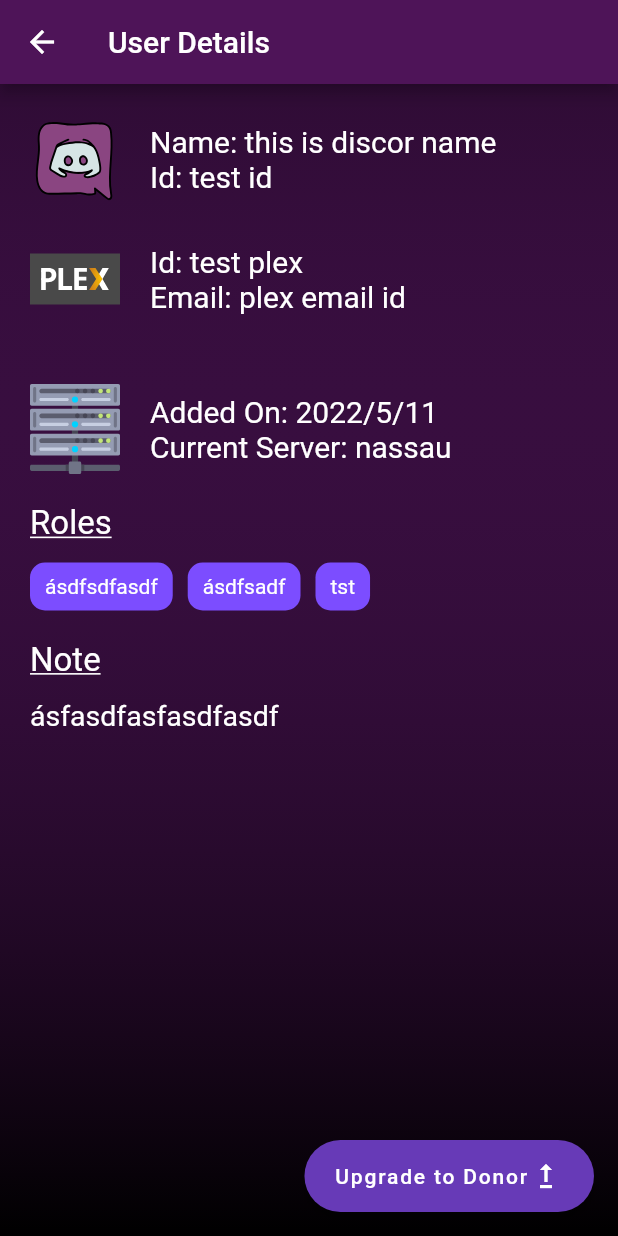
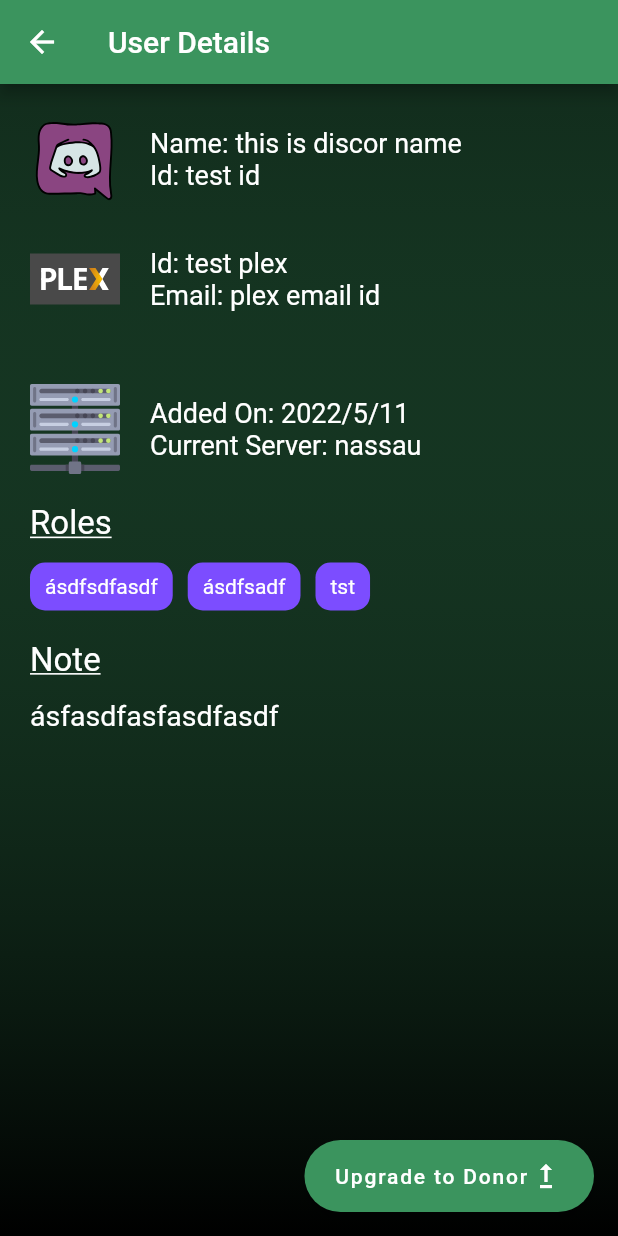
Before and after one commit to hhacker1999/BB-admin, a Flutter app: the screen it shows after launch, after a tap on an icon or button, on a phone screen of 412 x 824 dp. Run offline on Flutter 3.47's test engine with Material 2 defaults, Android fonts, the light colour scheme and no system bars; our stand-ins replace appwrite, flutter_svg, rxdart, shared_preferences; accounts and stored records are empty.

Commit message:
create basic user info view and its model

```diff
--- a/lib/main.dart
+++ b/lib/main.dart
@@ -7,6 +7,7 @@ import 'package:bb_admin/src/presentation/login_view/login_view_model.dart';
 import 'package:bb_admin/src/presentation/splash_view/splash_view.dart';
 import 'package:bb_admin/src/presentation/splash_view/splash_view_model.dart';
 import 'package:bb_admin/src/presentation/user_info_view/user_info_view.dart';
+import 'package:bb_admin/src/presentation/user_info_view/user_info_view_model.dart';
 import 'package:flutter/material.dart';
 import 'package:provider/provider.dart';
 import 'package:shared_preferences/shared_preferences.dart';
@@ -58,13 +59,16 @@ class _BbAdminState extends State<BbAdmin> {
                     _appDependencies.getAllUsersUsecase,
                     _appDependencies.authenticateUserUsecase),
                 dispose: (_, model) => model.dispose(),
-                child: const HomeView(),
+                child: const RevisedHomeView(),
               ),
             );
           case AppRoutes.userInfoRoute:
             final user = route.arguments as UserEntity;
             return MaterialPageRoute(
-                builder: (context) => UserInfoView(user: user));
+                builder: (context) => Provider<UserInfoViewModel>(
+                    create: (_) => UserInfoViewModel(),
+                    dispose: (_, model) => model.dispose(),
+                    child: UserInfoView(user: user)));
           case AppRoutes.splashRoute:
           default:
             return MaterialPageRoute(
--- a/lib/src/app/app_constants.dart
+++ b/lib/src/app/app_constants.dart
@@ -1,5 +1,15 @@
+import 'package:flutter/material.dart';
+
 class AppConstants {
   static const projectId = '627746cfbcaef5be341f';
   static const usersCollectionId = '6277472d08bdf5f914dc';
   static const serverCollectionId = '62774a4710cff6526c4c';
+  static const bgColor = Color(0xff182628);
+  static const appBarColor = Colors.black;
+  static const freeUserColor = Color(0xff3B945E);
+  static const paidUserColor = Color(0xff65CCB8);
+  static const freeUserCardTextStyle =
+      TextStyle(color: Colors.white, fontSize: 18, fontWeight: FontWeight.w400);
+  static const paidUserCardTextStyle =
+      TextStyle(color: Colors.black, fontSize: 18, fontWeight: FontWeight.w400);
 }
--- a/lib/src/app/app_routes.dart
+++ b/lib/src/app/app_routes.dart
@@ -3,4 +3,5 @@ class AppRoutes {
   static const homeRoute = '/home';
   static const splashRoute = '/splash';
   static const userInfoRoute = '/user';
+  static const addNewUser = '/addUser';
 }
--- a/lib/src/presentation/home_view/helper/user_card.dart
+++ b/lib/src/presentation/home_view/helper/user_card.dart
@@ -1,3 +1,4 @@
+import 'package:bb_admin/src/app/app_constants.dart';
 import 'package:bb_admin/src/app/app_routes.dart';
 import 'package:flutter/material.dart';
 import 'package:flutter_svg/svg.dart';
@@ -19,14 +20,11 @@ class MinimalUserCard extends StatelessWidget {
       },
       child: Container(
         padding: const EdgeInsets.symmetric(vertical: 15, horizontal: 20),
-        margin: const EdgeInsets.symmetric(horizontal: 30),
         decoration: BoxDecoration(
-          color: Colors.black,
-          borderRadius: BorderRadius.circular(15),
-          border: Border.all(
-              color: user.isDonor
-                  ? const Color(0xff6F12E8)
-                  : const Color(0xff39FF14)),
+          color: user.isDonor
+              ? AppConstants.paidUserColor
+              : AppConstants.freeUserColor,
+          borderRadius: BorderRadius.circular(10),
         ),
         child: Row(
             mainAxisAlignment: MainAxisAlignment.spaceEvenly,
@@ -41,13 +39,17 @@ class MinimalUserCard extends StatelessWidget {
                   mainAxisSize: MainAxisSize.min,
                   children: [
                     UserInfoText(
-                        text: 'Name: ' + user.discordName,
-                        fontSize: 18,
-                        weight: FontWeight.w400),
+                      text: 'Name: ' + user.discordName,
+                      style: user.isDonor
+                          ? AppConstants.paidUserCardTextStyle
+                          : AppConstants.freeUserCardTextStyle,
+                    ),
                     UserInfoText(
-                        text: 'Id: ' + user.discordId,
-                        fontSize: 18,
-                        weight: FontWeight.w400),
+                      text: 'Id: ' + user.discordId,
+                      style: user.isDonor
+                          ? AppConstants.paidUserCardTextStyle
+                          : AppConstants.freeUserCardTextStyle,
+                    ),
                   ],
                 ),
               ),
--- a/lib/src/presentation/home_view/helper/user_info_text.dart
+++ b/lib/src/presentation/home_view/helper/user_info_text.dart
@@ -2,20 +2,18 @@ import 'package:flutter/material.dart';
 
 class UserInfoText extends StatelessWidget {
   final String text;
-  final FontWeight weight;
-  final double fontSize;
-  const UserInfoText(
-      {super.key,
-      required this.text,
-      required this.fontSize,
-      required this.weight});
+  final TextStyle style;
+  const UserInfoText({
+    super.key,
+    required this.text,
+    required this.style
+  });
 
   @override
   Widget build(BuildContext context) {
     return Text(
       text,
-      style: TextStyle(
-          color: Colors.white, fontSize: fontSize, fontWeight: weight),
+      style: style,
     );
   }
 }
--- a/lib/src/presentation/home_view/home_view.dart
+++ b/lib/src/presentation/home_view/home_view.dart
@@ -1,3 +1,4 @@
+import 'package:bb_admin/src/app/app_constants.dart';
 import 'package:bb_admin/src/presentation/home_view/home_view_model.dart';
 import 'package:bb_admin/src/presentation/home_view/home_view_state.dart';
 import 'package:flutter/material.dart';
@@ -5,57 +6,94 @@ import 'package:provider/provider.dart';
 import '../helper/value_stream_builder.dart';
 import 'helper/user_card.dart';
 
-class HomeView extends StatelessWidget {
-  const HomeView({super.key});
+// class HomeView extends StatelessWidget {
+//   const HomeView({super.key});
+
+//   @override
+//   Widget build(BuildContext context) {
+//     return Consumer<HomeViewModel>(builder: (_, model, __) {
+//       return Scaffold(
+//         appBar: AppBar(
+//           backgroundColor: AppConstants.appBarColor,
+//         ),
+//         backgroundColor: AppConstants.bgColor,
+//         body: SafeArea(
+//           child: LayoutBuilder(
+//             builder: (_, constr) {
+//               return ValueStreamBuilder<HomeViewState>(
+//                 stream: model.stateStream,
+//                 builder: (_, state) {
+//                   if (state is HomeViewLoaded) {
+//                     return Column(
+//                       children: [
+//                         Expanded(
+//                           child: ListView.separated(
+//                             physics: const BouncingScrollPhysics(),
+//                             itemCount: state.users.length,
+//                             separatorBuilder: (_, __) {
+//                               return const SizedBox(
+//                                 height: 30,
+//                               );
+//                             },
+//                             itemBuilder: (_, index) {
+//                               return MinimalUserCard(
+//                                 user: state.users[index],
+//                               );
+//                             },
+//                           ),
+//                         ),
+//                       ],
+//                     );
+//                   }
+//                   if (state is HomeViewError) {
+//                     return Center(
+//                       child: Text(state.error),
+//                     );
+//                   } else {
+//                     return Container();
+//                   }
+//                 },
+//               );
+//             },
+//           ),
+//         ),
+//       );
+//     });
+//   }
+// }
+
+class RevisedHomeView extends StatelessWidget {
+  const RevisedHomeView({super.key});
 
   @override
   Widget build(BuildContext context) {
     return Consumer<HomeViewModel>(builder: (_, model, __) {
       return Scaffold(
+        backgroundColor: AppConstants.bgColor,
         appBar: AppBar(
-          backgroundColor: Colors.black,
+          leading: const SizedBox(),
+          backgroundColor: AppConstants.appBarColor,
+          title: const Text('Users'),
+          centerTitle: true,
         ),
-        backgroundColor: Colors.grey[900],
-        body: SafeArea(
-          child: LayoutBuilder(
-            builder: (_, constr) {
-              return ValueStreamBuilder<HomeViewState>(
-                stream: model.stateStream,
+        body: LayoutBuilder(builder: (_, constr) {
+          return ValueStreamBuilder(
               builder: (_, state) {
                 if (state is HomeViewLoaded) {
-                    return Column(
-                      children: [
-                        Expanded(
-                          child: ListView.separated(
+                  return ListView.separated(
+                      padding: const EdgeInsets.symmetric(horizontal: 30),
                       physics: const BouncingScrollPhysics(),
-                            itemCount: state.users.length,
-                            separatorBuilder: (_, __) {
-                              return const SizedBox(
-                                height: 30,
-                              );
+                      itemBuilder: (_, index) {
+                        return MinimalUserCard(user: state.users[index]);
                       },
-                            itemBuilder: (_, index) {
-                              return MinimalUserCard(
-                                user: state.users[index],
-                              );
-                            },
-                          ),
-                        ),
-                      ],
-                    );
-                  }
-                  if (state is HomeViewError) {
-                    return Center(
-                      child: Text(state.error),
-                    );
+                      separatorBuilder: (_, __) => const SizedBox(height: 30),
+                      itemCount: state.users.length);
                 } else {
-                    return Container();
+                  return const SizedBox();
                 }
               },
-              );
-            },
-          ),
-        ),
+              stream: model.stateStream);
+        }),
       );
     });
   }
--- a/lib/src/presentation/user_info_view/helper/user_details_text.dart
+++ b/lib/src/presentation/user_info_view/helper/user_details_text.dart
@@ -1,3 +1,4 @@
+import 'package:bb_admin/src/app/app_constants.dart';
 import 'package:flutter/material.dart';
 import '../../home_view/helper/user_info_text.dart';
 
@@ -12,8 +13,8 @@ class UserDetailsText extends StatelessWidget {
       mainAxisAlignment: MainAxisAlignment.center,
       crossAxisAlignment: CrossAxisAlignment.start,
       children: [
-        UserInfoText(text: text1, fontSize: 20, weight: FontWeight.w400),
-        UserInfoText(text: text2, fontSize: 20, weight: FontWeight.w400),
+        UserInfoText(text: text1, style: AppConstants.freeUserCardTextStyle,),
+        UserInfoText(text: text2, style: AppConstants.freeUserCardTextStyle,),
       ],
     );
   }
--- a/lib/src/presentation/user_info_view/user_info_view.dart
+++ b/lib/src/presentation/user_info_view/user_info_view.dart
@@ -1,5 +1,9 @@
+import 'package:awesome_dialog/awesome_dialog.dart';
+import 'package:bb_admin/src/app/app_constants.dart';
+import 'package:bb_admin/src/presentation/user_info_view/user_info_view_model.dart';
 import 'package:flutter/material.dart';
 import 'package:bb_admin/src/domain/entities/user_entity.dart';
+import 'package:provider/provider.dart';
 import 'helper/head_text_with_icon.dart';
 import 'helper/notes_widget.dart';
 import 'helper/roles_widget.dart';
@@ -14,10 +18,14 @@ class UserInfoView extends StatefulWidget {
 
 class _UserInfoViewState extends State<UserInfoView> {
   late DateTime? lastDono;
+  late UserEntity updatedEntity;
+  late TextEditingController _validityControler;
   final List<String> roles = List.empty(growable: true);
   @override
   void initState() {
     super.initState();
+    _validityControler = TextEditingController();
+    updatedEntity = widget.user;
     if (widget.user.isDonor) {
       lastDono = widget.user.pastDonations.last;
     } else {
@@ -30,14 +38,21 @@ class _UserInfoViewState extends State<UserInfoView> {
     roles.reversed;
   }
 
+  @override
+  void dispose() {
+    _validityControler.dispose();
+    super.dispose();
+  }
+
   String formatDate(DateTime date) {
     return '${date.year}/${date.month}/${date.day}';
   }
 
   @override
   Widget build(BuildContext context) {
+    return Consumer<UserInfoViewModel>(builder: (_, model, __) {
       return Scaffold(
-      floatingActionButton: !widget.user.isDonor
+        floatingActionButton: !updatedEntity.isDonor
             ? FloatingActionButton.extended(
                 label: Row(
                   children: const [
@@ -47,12 +62,46 @@ class _UserInfoViewState extends State<UserInfoView> {
                     ),
                   ],
                 ),
-              backgroundColor: Colors.deepPurple,
-              onPressed: () {},
+                backgroundColor: AppConstants.freeUserColor,
+                onPressed: () {
+                  final dialog = AwesomeDialog(
+                      dialogType: DialogType.QUESTION,
+                      animType: AnimType.TOPSLIDE,
+                      btnCancelOnPress: () {
+                        updatedEntity.pastDonations.add(DateTime.now());
+                        updatedEntity = updatedEntity.copyWith(
+                          donorRole: 'Silver Tier',
+                          isDonor: true,
+                          donationDuration: 30,
+                        );
+                        model.updateUserDetails(updatedEntity);
+                        setState(() {
+                          lastDono = updatedEntity.pastDonations.last;
+                        });
+                      },
+                      btnOkOnPress: () {
+                        updatedEntity.pastDonations.add(DateTime.now());
+                        updatedEntity = updatedEntity.copyWith(
+                          isDonor: true,
+                          donationDuration: 30,
+                          donorRole: 'Gold Tier',
+                        );
+                        model.updateUserDetails(updatedEntity);
+                        setState(() {
+                          lastDono = updatedEntity.pastDonations.last;
+                        });
+                      },
+                      btnOkText: 'Gold Tier',
+                      btnCancelText: 'Silver Tier',
+                      context: (context));
+                  dialog.show();
+                },
               )
             : null,
         appBar: AppBar(
-        backgroundColor: Colors.purple.withOpacity(0.5),
+          backgroundColor: updatedEntity.isDonor
+              ? AppConstants.paidUserColor
+              : AppConstants.freeUserColor,
           title: const Text('User Details'),
         ),
         backgroundColor: Colors.black,
@@ -61,35 +110,41 @@ class _UserInfoViewState extends State<UserInfoView> {
               gradient: LinearGradient(
                   begin: Alignment.topCenter,
                   end: Alignment.bottomCenter,
-                colors: [Colors.purple.withOpacity(0.3), Colors.black])),
+                  colors: [
+                updatedEntity.isDonor
+                    ? AppConstants.paidUserColor.withOpacity(0.3)
+                    : AppConstants.freeUserColor.withOpacity(0.3),
+                Colors.black
+              ])),
           padding: const EdgeInsets.symmetric(horizontal: 20, vertical: 20),
-        child: Column(crossAxisAlignment: CrossAxisAlignment.start, children: [
+          child:
+              Column(crossAxisAlignment: CrossAxisAlignment.start, children: [
             HeadTextWithIcon(
                 icon: 'assets/discord.svg',
-              text1: 'Name: ${widget.user.discordName}',
-              text2: 'Id: ${widget.user.discordId}'),
+                text1: 'Name: ${updatedEntity.discordName}',
+                text2: 'Id: ${updatedEntity.discordId}'),
             const SizedBox(
               height: 20,
             ),
             HeadTextWithIcon(
                 icon: 'assets/plex.svg',
-              text1: 'Id: ${widget.user.plexId}',
-              text2: 'Email: ${widget.user.plexEmail}'),
+                text1: 'Id: ${updatedEntity.plexId}',
+                text2: 'Email: ${updatedEntity.plexEmail}'),
             const SizedBox(
               height: 20,
             ),
-          if (widget.user.isDonor)
+            if (updatedEntity.isDonor)
               HeadTextWithIcon(
                   icon: 'assets/donation.svg',
                   text1: 'Last Donation: ${formatDate(lastDono!)}',
-                text2: 'Validity: ${widget.user.donationDuration}'),
+                  text2: 'Validity: ${updatedEntity.donationDuration}'),
             const SizedBox(
               height: 20,
             ),
             HeadTextWithIcon(
                 icon: 'assets/server.svg',
-              text2: 'Current Server: ${widget.user.server}',
-              text1: 'Added On: ${formatDate(widget.user.dateAdded)}'),
+                text2: 'Current Server: ${updatedEntity.server}',
+                text1: 'Added On: ${formatDate(updatedEntity.dateAdded)}'),
             const SizedBox(
               height: 20,
             ),
@@ -97,12 +152,14 @@ class _UserInfoViewState extends State<UserInfoView> {
             const SizedBox(
               height: 20,
             ),
-          if (widget.user.note.isNotEmpty) NotesWidget(note: widget.user.note),
+            if (updatedEntity.note.isNotEmpty)
+              NotesWidget(note: updatedEntity.note),
             const SizedBox(
               height: 20,
             ),
           ]),
         ),
       );
+    });
   }
 }
--- /dev/null
+++ b/lib/src/presentation/user_info_view/user_info_view_model.dart
@@ -0,0 +1,14 @@
+import 'package:bb_admin/src/domain/entities/user_entity.dart';
+
+class UserInfoViewModel {
+
+
+
+Future<void> updateUserDetails(UserEntity entity) async {
+}
+
+
+void dispose() {
+
+}
+}
--- a/pubspec.yaml
+++ b/pubspec.yaml
@@ -39,6 +39,7 @@ dependencies:
   provider: ^6.0.2
   rxdart: ^0.27.3
   flutter_svg: ^1.0.3
+  awesome_dialog: ^2.2.1
 
 dev_dependencies:
   flutter_test:
```
Also changed, not shown: lib/src/presentation/home_view/helper/donot_expired_card.dart (+57 -57 lines), pubspec.lock. Lines whose indentation alone changed are shown as unchanged.
